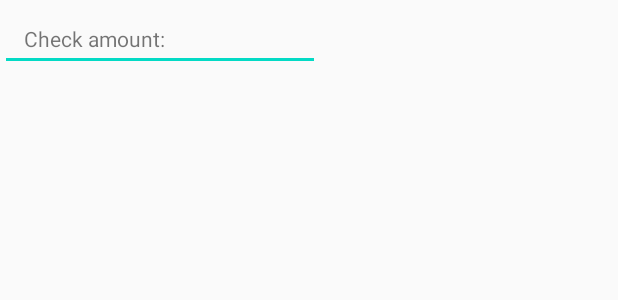
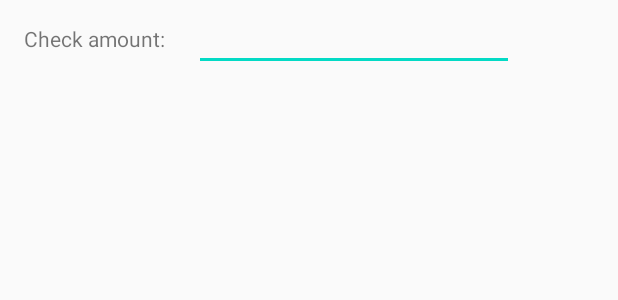
Before and after one commit to LuisToro-v/TipCalculator, an Android app: the layout activity_main.xml on its own in the app's theme, with its tools: preview values and no code run, on a phone screen of 412 x 824 dp. Shown: the top 300 px of the screen. Run offline under Robolectric (Android 15) with nearby library versions, the phone set to English and light mode, and no system bars.

Commit message:
Changed id to CheckAmountVaule

```diff
--- a/Assignment4/TipCalculator/app/src/main/res/layout/activity_main.xml
+++ b/Assignment4/TipCalculator/app/src/main/res/layout/activity_main.xml
@@ -18,12 +18,13 @@
         app:layout_constraintTop_toTopOf="parent" />
 
     <EditText
-        android:id="@+id/editTextNumberDecimal3"
+        android:id="@+id/checkAmountValue"
         android:layout_width="wrap_content"
         android:layout_height="wrap_content"
+        android:layout_marginStart="16dp"
         android:ems="10"
         android:inputType="numberDecimal"
         app:layout_constraintBaseline_toBaselineOf="@+id/checkAmountLabel"
-        tools:layout_editor_absoluteX="134dp" />
+        app:layout_constraintStart_toEndOf="@+id/checkAmountLabel" />
 
 </androidx.constraintlayout.widget.ConstraintLayout>
```
